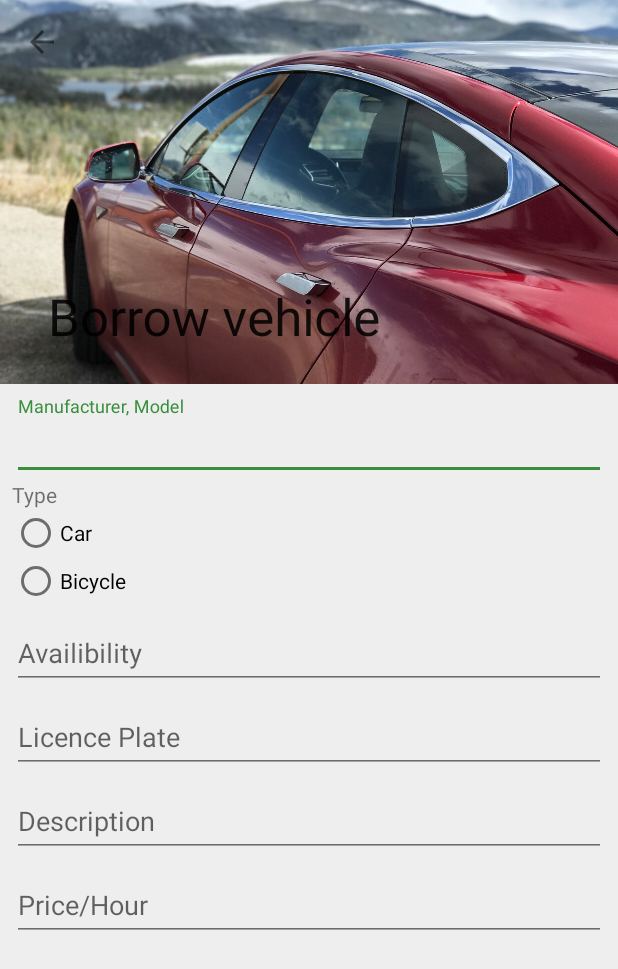
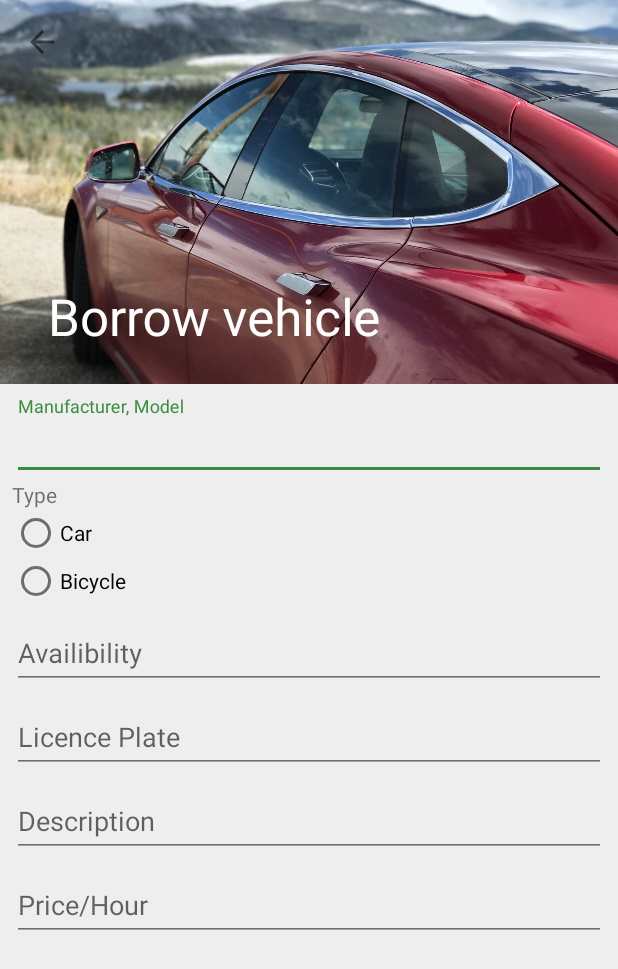
Before and after one commit to ShopIt-Developments/mobility-android, an Android app: the AddVehicleActivity screen opened directly, with no data from a screen before it, on a phone screen of 412 x 824 dp. Shown: the top 969 px of the screen. Run offline under Robolectric (Android 15) with nearby library versions, the phone set to English and light mode, and no system bars; our stand-ins replace ButterKnife.

Commit message:
Fixed collapsing toolbar

```diff
--- a/app/src/main/java/com/mobility/android/ui/MainActivity.java
+++ b/app/src/main/java/com/mobility/android/ui/MainActivity.java
@@ -61,6 +61,17 @@ public class MainActivity extends BaseActivity {
     }
 
     @Override
+    public boolean onOptionsItemSelected(MenuItem item) {
+        switch (item.getItemId()) {
+            case R.id.action_refresh:
+                mapFragment.parseData();
+                return true;
+        }
+
+        return super.onOptionsItemSelected(item);
+    }
+
+    @Override
     public int getNavItem() {
         return NAVDRAWER_ITEM_MAP;
     }
--- a/app/src/main/java/com/mobility/android/ui/map/MapFragment.java
+++ b/app/src/main/java/com/mobility/android/ui/map/MapFragment.java
@@ -15,7 +15,6 @@ import android.support.design.widget.Snackbar;
 import android.support.v4.content.ContextCompat;
 import android.view.InflateException;
 import android.view.LayoutInflater;
-import android.view.MenuItem;
 import android.view.View;
 import android.view.ViewGroup;
 import android.view.ViewManager;
@@ -157,8 +156,8 @@ public class MapFragment extends RxFragment implements OnMapReadyCallback,
     private View view;
 
     @Override
-    public View onCreateView(LayoutInflater inflater, @Nullable ViewGroup container,
-                             @Nullable Bundle savedInstanceState) {
+    public View onCreateView(LayoutInflater inflater, ViewGroup container,
+                             Bundle savedInstanceState) {
 
         if (view != null) {
             ViewManager parent = (ViewManager) view.getParent();
@@ -226,19 +225,6 @@ public class MapFragment extends RxFragment implements OnMapReadyCallback,
         super.onPause();
 
         HANDLER.removeCallbacks(REFRESH_RUNNABLE);
-    }
-
-    @Override
-    public boolean onOptionsItemSelected(MenuItem item) {
-        switch (item.getItemId()) {
-            case R.id.action_refresh:
-                if (mGoogleMap != null) {
-                    parseData();
-                }
-                return true;
-        }
-
-        return super.onOptionsItemSelected(item);
     }
 
     @Override
@@ -395,7 +381,7 @@ public class MapFragment extends RxFragment implements OnMapReadyCallback,
     }
 
 
-    private void parseData() {
+    public void parseData() {
         if (mIsRefreshing) {
             Timber.w("Already loading data");
             return;
--- a/app/src/main/res/layout/activity_add_vehicle.xml
+++ b/app/src/main/res/layout/activity_add_vehicle.xml
@@ -1,10 +1,16 @@
 <?xml version="1.0" encoding="utf-8"?>
-<LinearLayout
+
+<android.support.design.widget.CoordinatorLayout
     xmlns:android="http://schemas.android.com/apk/res/android"
+    xmlns:app="http://schemas.android.com/apk/res-auto"
     android:layout_width="match_parent"
-    android:layout_height="match_parent"
-    xmlns:app="http://schemas.android.com/apk/res-auto"
-    android:orientation="vertical">
+    android:layout_height="match_parent">
+
+    <android.support.design.widget.AppBarLayout
+        android:layout_width="match_parent"
+        android:layout_height="256dp"
+        android:fitsSystemWindows="true"
+        android:theme="@style/ThemeOverlay.AppCompat.Dark.ActionBar">
 
         <android.support.design.widget.CollapsingToolbarLayout
             android:id="@+id/collapsing_toolbar"
@@ -35,6 +41,8 @@
 
         </android.support.design.widget.CollapsingToolbarLayout>
 
+    </android.support.design.widget.AppBarLayout>
+
     <android.support.v4.widget.NestedScrollView
         android:layout_width="match_parent"
         android:layout_height="match_parent"
@@ -48,15 +56,15 @@
 
             <android.support.design.widget.TextInputLayout
                 android:id="@+id/add_car_name_layout"
-                android:labelFor="@+id/add_car_name"
                 android:layout_width="match_parent"
-                android:layout_height="wrap_content">
+                android:layout_height="wrap_content"
+                android:labelFor="@+id/add_car_name">
 
                 <EditText
                     android:id="@+id/add_car_name"
-                    android:hint="@string/manufacturer_model"
                     android:layout_width="match_parent"
                     android:layout_height="wrap_content"
+                    android:hint="@string/manufacturer_model"
                     android:inputType="text"/>
 
             </android.support.design.widget.TextInputLayout>
@@ -87,60 +95,60 @@
 
             <android.support.design.widget.TextInputLayout
                 android:id="@+id/add_car_availibility_layout"
-                android:labelFor="@+id/add_car_availibility"
                 android:layout_width="match_parent"
-                android:layout_height="wrap_content">
+                android:layout_height="wrap_content"
+                android:labelFor="@+id/add_car_availibility">
 
                 <EditText
                     android:id="@+id/add_car_availibility"
-                    android:hint="@string/availibility"
                     android:layout_width="match_parent"
                     android:layout_height="wrap_content"
+                    android:hint="@string/availibility"
                     android:inputType="text"/>
 
             </android.support.design.widget.TextInputLayout>
 
             <android.support.design.widget.TextInputLayout
                 android:id="@+id/add_car_licence_plate_layout"
-                android:labelFor="@+id/licence_plate"
                 android:layout_width="match_parent"
-                android:layout_height="wrap_content">
+                android:layout_height="wrap_content"
+                android:labelFor="@+id/licence_plate">
 
                 <EditText
                     android:id="@+id/add_car_licence_plate"
-                    android:hint="@string/licence_plate"
                     android:layout_width="match_parent"
                     android:layout_height="wrap_content"
+                    android:hint="@string/licence_plate"
                     android:inputType="text"/>
 
             </android.support.design.widget.TextInputLayout>
 
             <android.support.design.widget.TextInputLayout
                 android:id="@+id/add_car_description_layout"
-                android:labelFor="@+id/add_car_description"
                 android:layout_width="match_parent"
-                android:layout_height="wrap_content">
+                android:layout_height="wrap_content"
+                android:labelFor="@+id/add_car_description">
 
                 <EditText
                     android:id="@+id/add_car_description"
-                    android:hint="@string/description"
                     android:layout_width="match_parent"
                     android:layout_height="wrap_content"
+                    android:hint="@string/description"
                     android:inputType="text"/>
 
             </android.support.design.widget.TextInputLayout>
 
             <android.support.design.widget.TextInputLayout
                 android:id="@+id/add_car_price_layout"
-                android:labelFor="@+id/add_car_price"
                 android:layout_width="match_parent"
-                android:layout_height="wrap_content">
+                android:layout_height="wrap_content"
+                android:labelFor="@+id/add_car_price">
 
                 <EditText
                     android:id="@+id/add_car_price"
-                    android:hint="@string/price_per_hour"
                     android:layout_width="match_parent"
                     android:layout_height="wrap_content"
+                    android:hint="@string/price_per_hour"
                     android:inputType="text"/>
 
             </android.support.design.widget.TextInputLayout>
@@ -149,4 +157,4 @@
 
     </android.support.v4.widget.NestedScrollView>
 
-</LinearLayout>
+</android.support.design.widget.CoordinatorLayout>
--- a/app/src/main/res/layout/activity_vehicle_details.xml
+++ b/app/src/main/res/layout/activity_vehicle_details.xml
@@ -299,9 +299,9 @@
                     <TextView
                         android:layout_width="wrap_content"
                         android:layout_height="wrap_content"
+                        android:layout_gravity="center_vertical"
                         android:text="BOOK"
                         android:textColor="@color/white"
-                        android:layout_gravity="center_vertical"
                         android:textSize="18sp"
                         android:textStyle="bold"/>
 
```
Lines whose indentation alone changed are shown as unchanged.
